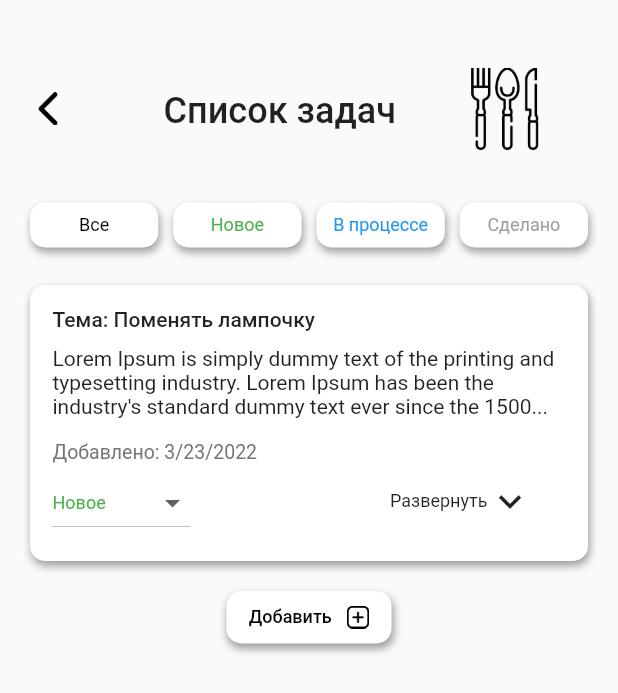
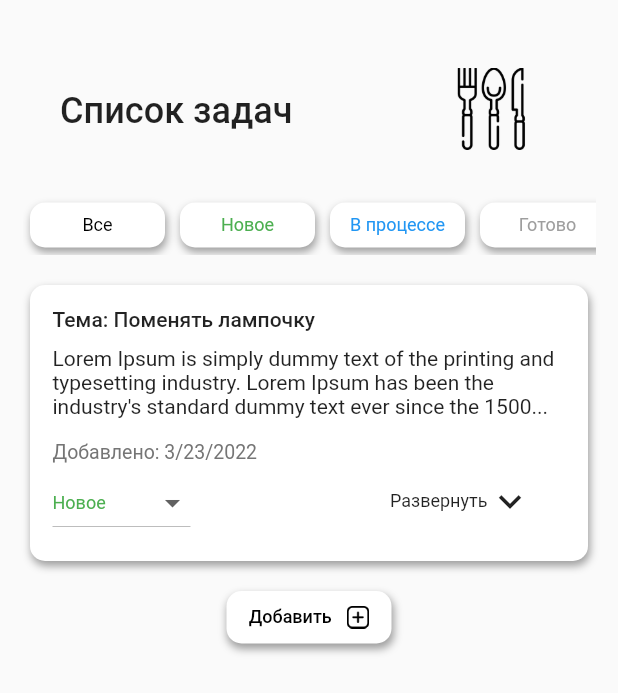
Before and after one commit to cerealexperiments/university_app_ui, a Flutter app: the KitchenPage screen opened directly, on a phone screen of 412 x 824 dp. Shown: the top 693 px of the screen. Run offline on Flutter 3.47's test engine with Material 2 defaults, Android fonts, the phone set to English and light mode, and no system bars; Roboto replaces fonts that are missing (fonts/Lato-Regular.ttf).

Commit message:
add changes for filter and detele categories page

```diff
--- a/lib/main.dart
+++ b/lib/main.dart
@@ -1,4 +1,5 @@
 import 'package:flutter/material.dart';
+import 'package:univercity_app/pages/kitchen_tasks_page.dart';
 import 'package:univercity_app/pages/section_page.dart';
 import 'app_widgets/section_card.dart';
 
@@ -16,7 +17,7 @@ class UniversityAppUI extends StatelessWidget {
         fontFamily: "fonts/Lato-Regular.ttf",
       ),
       debugShowCheckedModeBanner: false,
-      home: SectionPage(),
+      home: KitchenPage(), // произвел изменения, далее переход из main --> в KitchenPage
     );
   }
 }
--- a/lib/pages/kitchen_tasks_page.dart
+++ b/lib/pages/kitchen_tasks_page.dart
@@ -61,6 +61,7 @@ class _KitchenPageState extends State<KitchenPage> {
           children: <Widget>[
             Row(
               children: [
+/* Убрал кнопку назад, так как она уже не нужна
                 TextButton(
                   onPressed: () {
                     Navigator.pop(context);
@@ -74,8 +75,9 @@ class _KitchenPageState extends State<KitchenPage> {
                     ),
                   ),
                 ),
+*/
                 Container(
-                  margin: const EdgeInsets.fromLTRB(45, 60, 0, 40),
+                  margin: const EdgeInsets.fromLTRB(40, 60, 60, 40), // изменил параметры для ровного расположеия
                   width: 200,
                   height: 30,
                   child: const Text(
@@ -100,29 +102,34 @@ class _KitchenPageState extends State<KitchenPage> {
             Container(
               margin: const EdgeInsets.symmetric(horizontal: 15),
               height: 40,
-              child: Row(
+              child: ListView( // Добавил ListView для скролля кнопок для фильтра.
+                scrollDirection: Axis.horizontal,
                 children: <Widget>[
-                  Expanded(
+                  Container(
+                    width: 100,
                     child: SortByCard(
                       cardTitle: "Все",
                       cardColor: Colors.black,
                     ),
                   ),
-                  Expanded(
+                  Container(
+                    width: 100,
                     child: SortByCard(
                       cardTitle: "Новое",
                       cardColor: Colors.green,
                     ),
                   ),
-                  Expanded(
+                  Container(
+                    width: 100,
                     child: SortByCard(
                       cardTitle: "В процессе",
                       cardColor: Colors.blue,
                     ),
                   ),
-                  Expanded(
+                  Container(
+                    width: 100,
                     child: SortByCard(
-                      cardTitle: "Сделано",
+                      cardTitle: "Готово",
                       cardColor: Colors.grey,
                     ),
                   ),
```
